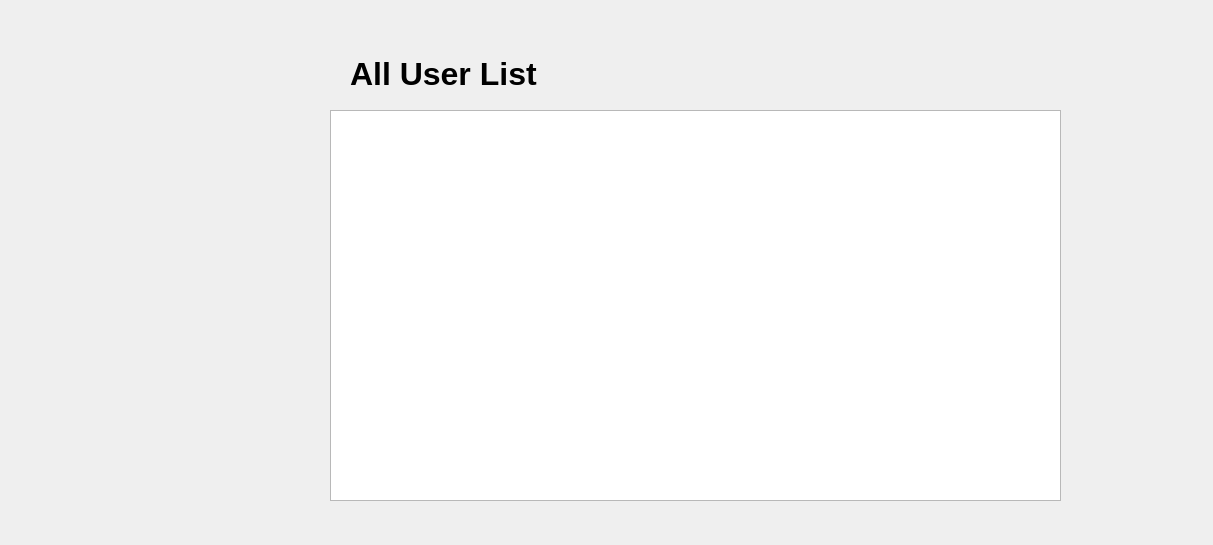
Qt form userlist.ui (Niloyroy14/QTRegistrationSystem) before a commit.
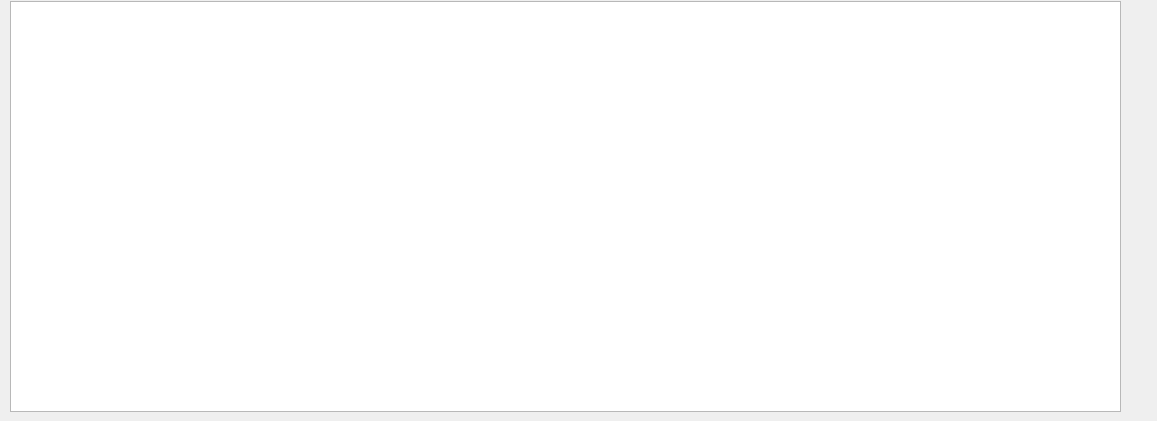
The same form after that commit.

Commit message: Fixed userlist and mydailouge

Patch:
```diff
--- a/userlist.ui
+++ b/userlist.ui
@@ -6,8 +6,8 @@
    <rect>
     <x>0</x>
     <y>0</y>
-    <width>1213</width>
-    <height>545</height>
+    <width>1157</width>
+    <height>421</height>
    </rect>
   </property>
   <property name="windowTitle">
@@ -16,50 +16,13 @@
   <widget class="QTableView" name="tableView">
    <property name="geometry">
     <rect>
-     <x>330</x>
-     <y>110</y>
-     <width>731</width>
-     <height>391</height>
+     <x>10</x>
+     <y>1</y>
+     <width>1111</width>
+     <height>411</height>
     </rect>
    </property>
   </widget>
-  <widget class="QLabel" name="label">
-   <property name="geometry">
-    <rect>
-     <x>350</x>
-     <y>50</y>
-     <width>591</width>
-     <height>48</height>
-    </rect>
-   </property>
-   <property name="sizePolicy">
-    <sizepolicy hsizetype="Preferred" vsizetype="MinimumExpanding">
-     <horstretch>2</horstretch>
-     <verstretch>0</verstretch>
-    </sizepolicy>
-   </property>
-   <property name="font">
-    <font>
-     <pointsize>24</pointsize>
-     <weight>75</weight>
-     <bold>true</bold>
-    </font>
-   </property>
-   <property name="text">
-    <string>All User List</string>
-   </property>
-  </widget>
-  <widget class="QWidget" name="verticalLayoutWidget">
-   <property name="geometry">
-    <rect>
-     <x>330</x>
-     <y>40</y>
-     <width>731</width>
-     <height>461</height>
-    </rect>
-   </property>
-   <layout class="QVBoxLayout" name="verticalLayout"/>
-  </widget>
  </widget>
  <resources/>
  <connections/>
```
Left out of the diff: 4 changed lines with no effect on the pictures. The commit also changes 16 other files.
